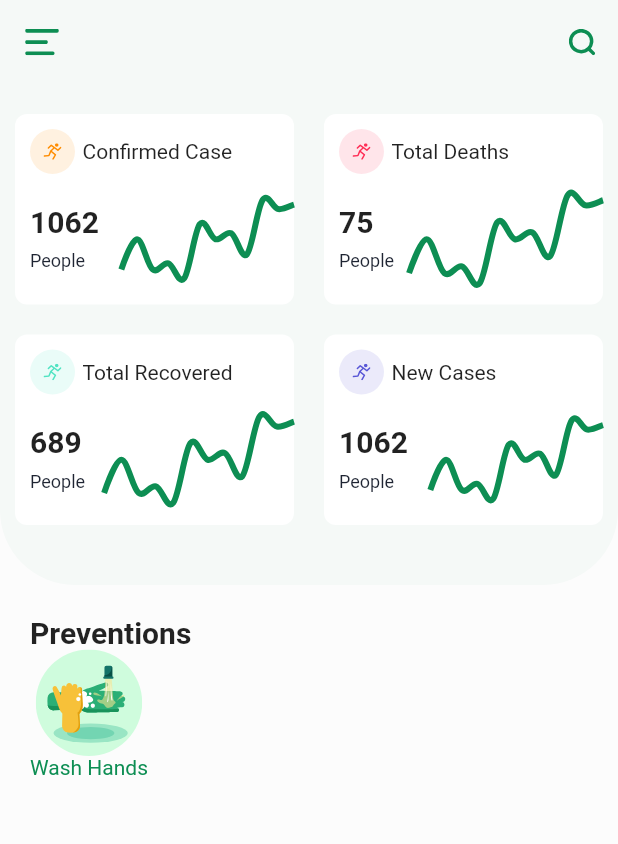
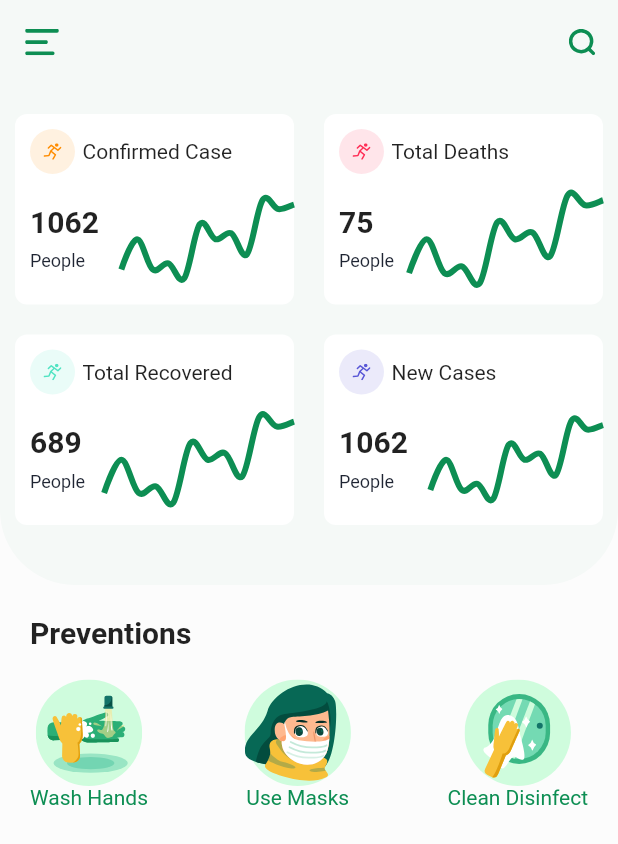
Before and after one commit to Nobsmoke123/flutter-speed-ui-covid19-app-1, a Flutter app: the screen it shows after launch, on a phone screen of 412 x 824 dp. Shown: the top 844 px of the screen. Run offline on Flutter 3.47's test engine with Material 2 defaults, Android fonts, the phone set to English and light mode, and no system bars; drawn by our look-alikes of fl_chart; our stand-ins replace flutter_svg.

Commit message:
added the prevention card widget

```diff
--- a/lib/screens/home_screen.dart
+++ b/lib/screens/home_screen.dart
@@ -61,11 +61,26 @@ class HomeScreen extends StatelessWidget {
                     Text(
                         'Preventions',
                         style: Theme.of(context).textTheme.title.copyWith(fontWeight: FontWeight.bold),
+                    ),
+                      SizedBox(height: 20,),
 
-                    ),
                       Row(
+                          mainAxisAlignment: MainAxisAlignment.spaceBetween,
                           children: <Widget>[
-                              PreventionCard()
+                              PreventionCard(
+                                  svgSrc: "assets/icons/hand_wash.svg",
+                                  title: "Wash Hands",
+                              ),
+
+                              PreventionCard(
+                                  svgSrc: "assets/icons/use_mask.svg",
+                                  title: "Use Masks",
+                              ),
+
+                              PreventionCard(
+                                  svgSrc: "assets/icons/Clean_Disinfect.svg",
+                                  title: "Clean Disinfect",
+                              ),
                           ],
                       ),
                   ],
@@ -95,16 +110,19 @@ class HomeScreen extends StatelessWidget {
 }
 
 class PreventionCard extends StatelessWidget {
+    final String svgSrc;
+    final String title;
+
   const PreventionCard({
-    Key key,
+    Key key, this.svgSrc, this.title,
   }) : super(key: key);
 
   @override
   Widget build(BuildContext context) {
     return Column(
         children: <Widget>[
-            SvgPicture.asset("assets/icons/hand_wash.svg"),
-            Text('Wash Hands', style: Theme.of(context).textTheme.bodyText2.copyWith(color: KPrimaryColor),)
+            SvgPicture.asset(svgSrc),
+            Text(title, style: Theme.of(context).textTheme.bodyText2.copyWith(color: KPrimaryColor),)
         ],
     );
   }
--- a/lib/widgets/prevention_card.dart
+++ b/lib/widgets/prevention_card.dart
@@ -0,0 +1,22 @@
+import 'package:covid19app1/utils/constants.dart';
+import 'package:flutter/material.dart';
+import 'package:flutter_svg/svg.dart';
+
+class PreventionCard extends StatelessWidget {
+    final String svgSrc;
+    final String title;
+
+    const PreventionCard({
+        Key key, this.svgSrc, this.title,
+    }) : super(key: key);
+
+    @override
+    Widget build(BuildContext context) {
+        return Column(
+            children: <Widget>[
+                SvgPicture.asset(svgSrc),
+                Text(title, style: Theme.of(context).textTheme.bodyText2.copyWith(color: KPrimaryColor),)
+            ],
+        );
+    }
+}
```
